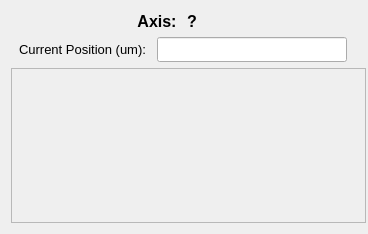
dmherrington/ECM-Control-System, file src/ECM_gui/motion_dialog/widget_front_panel_axis_motion_control.ui: the form before one commit.
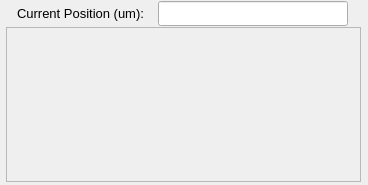
The form after the commit.

Diff of the .ui file:
```diff
--- a/src/ECM_gui/motion_dialog/widget_front_panel_axis_motion_control.ui
+++ b/src/ECM_gui/motion_dialog/widget_front_panel_axis_motion_control.ui
@@ -7,7 +7,7 @@
     <x>0</x>
     <y>0</y>
     <width>368</width>
-    <height>234</height>
+    <height>185</height>
    </rect>
   </property>
   <property name="sizePolicy">
@@ -19,120 +19,35 @@
   <property name="minimumSize">
    <size>
     <width>368</width>
-    <height>234</height>
+    <height>185</height>
    </size>
   </property>
   <property name="maximumSize">
    <size>
     <width>368</width>
-    <height>234</height>
+    <height>185</height>
    </size>
   </property>
   <property name="windowTitle">
    <string>Form</string>
   </property>
   <layout class="QGridLayout" name="gridLayout">
+   <property name="leftMargin">
+    <number>1</number>
+   </property>
+   <property name="topMargin">
+    <number>1</number>
+   </property>
+   <property name="rightMargin">
+    <number>1</number>
+   </property>
+   <property name="bottomMargin">
+    <number>1</number>
+   </property>
+   <property name="spacing">
+    <number>1</number>
+   </property>
    <item row="0" column="0">
-    <layout class="QHBoxLayout" name="horizontalLayout">
-     <item>
-      <spacer name="horizontalSpacer">
-       <property name="orientation">
-        <enum>Qt::Horizontal</enum>
-       </property>
-       <property name="sizeHint" stdset="0">
-        <size>
-         <width>40</width>
-         <height>20</height>
-        </size>
-       </property>
-      </spacer>
-     </item>
-     <item>
-      <widget class="QLabel" name="label_ManualControl">
-       <property name="sizePolicy">
-        <sizepolicy hsizetype="MinimumExpanding" vsizetype="Fixed">
-         <horstretch>0</horstretch>
-         <verstretch>0</verstretch>
-        </sizepolicy>
-       </property>
-       <property name="minimumSize">
-        <size>
-         <width>0</width>
-         <height>20</height>
-        </size>
-       </property>
-       <property name="maximumSize">
-        <size>
-         <width>16777215</width>
-         <height>20</height>
-        </size>
-       </property>
-       <property name="font">
-        <font>
-         <pointsize>12</pointsize>
-         <weight>75</weight>
-         <bold>true</bold>
-        </font>
-       </property>
-       <property name="text">
-        <string>Axis: </string>
-       </property>
-       <property name="alignment">
-        <set>Qt::AlignRight|Qt::AlignTrailing|Qt::AlignVCenter</set>
-       </property>
-      </widget>
-     </item>
-     <item>
-      <widget class="QLabel" name="label_AxisControl">
-       <property name="sizePolicy">
-        <sizepolicy hsizetype="MinimumExpanding" vsizetype="Fixed">
-         <horstretch>0</horstretch>
-         <verstretch>0</verstretch>
-        </sizepolicy>
-       </property>
-       <property name="minimumSize">
-        <size>
-         <width>0</width>
-         <height>20</height>
-        </size>
-       </property>
-       <property name="maximumSize">
-        <size>
-         <width>16777215</width>
-         <height>20</height>
-        </size>
-       </property>
-       <property name="font">
-        <font>
-         <pointsize>12</pointsize>
-         <weight>75</weight>
-         <bold>true</bold>
-        </font>
-       </property>
-       <property name="text">
-        <string>?</string>
-       </property>
-       <property name="alignment">
-        <set>Qt::AlignLeading|Qt::AlignLeft|Qt::AlignVCenter</set>
-       </property>
-      </widget>
-     </item>
-     <item>
-      <spacer name="horizontalSpacer_2">
-       <property name="orientation">
-        <enum>Qt::Horizontal</enum>
-       </property>
-       <property name="sizeHint" stdset="0">
-        <size>
-         <width>40</width>
-         <height>20</height>
-        </size>
-       </property>
-      </spacer>
-     </item>
-    </layout>
-   </item>
-   <item row="1" column="0">
     <layout class="QGridLayout" name="gridLayout_2">
      <property name="spacing">
       <number>0</number>
@@ -196,7 +111,7 @@
      </item>
     </layout>
    </item>
-   <item row="2" column="0">
+   <item row="1" column="0">
     <widget class="QFrame" name="frame">
      <property name="sizePolicy">
       <sizepolicy hsizetype="Fixed" vsizetype="Fixed">
@@ -222,7 +137,23 @@
      <property name="frameShadow">
       <enum>QFrame::Raised</enum>
      </property>
-     <layout class="QGridLayout" name="gridLayout_4"/>
+     <layout class="QGridLayout" name="gridLayout_4">
+      <property name="leftMargin">
+       <number>0</number>
+      </property>
+      <property name="topMargin">
+       <number>0</number>
+      </property>
+      <property name="rightMargin">
+       <number>0</number>
+      </property>
+      <property name="bottomMargin">
+       <number>0</number>
+      </property>
+      <property name="spacing">
+       <number>0</number>
+      </property>
+     </layout>
     </widget>
    </item>
   </layout>
```
